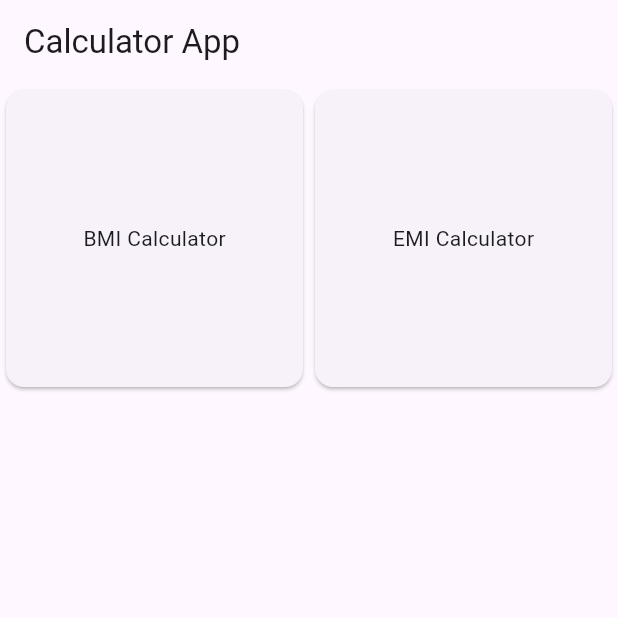
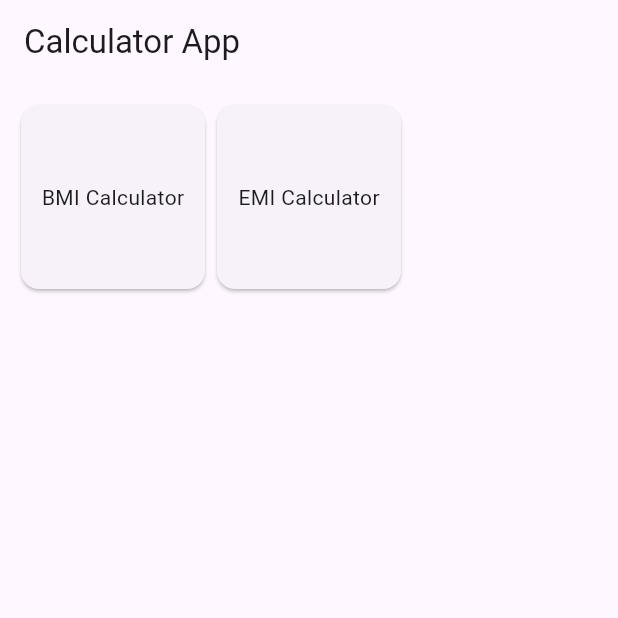
Before and after one commit to danielcyudoncy/calculators_app, a Flutter app: the screen it shows after launch, on a phone screen of 412 x 824 dp, the top half of it. Run offline on Flutter 3.47's test engine with Material 3 defaults, Android fonts, the phone set to English and light mode, and no system bars; our stand-ins replace get.

```diff
--- a/lib/screens/home_screen.dart
+++ b/lib/screens/home_screen.dart
@@ -9,13 +9,16 @@ class HomeScreen extends StatelessWidget {
   Widget build(BuildContext context) {
     return Scaffold(
       appBar: AppBar(title: const Text('Calculator App')),
-      body: GridView.count(
-        crossAxisCount: 2,
-        children: const [
-          CalculatorCard(title: 'BMI Calculator', route: '/bmi'),
-          CalculatorCard(title: 'EMI Calculator', route: '/emi'),
-          // Add other calculator cards.
-        ],
+      body: Padding(
+        padding: const EdgeInsets.all(10.0),
+        child: GridView.count(
+          crossAxisCount: 3,
+          children: const [
+            CalculatorCard(title: 'BMI Calculator', route: '/bmi'),
+            CalculatorCard(title: 'EMI Calculator', route: '/emi'),
+            // Add other calculator cards.
+          ],
+        ),
       ),
     );
   }
```
